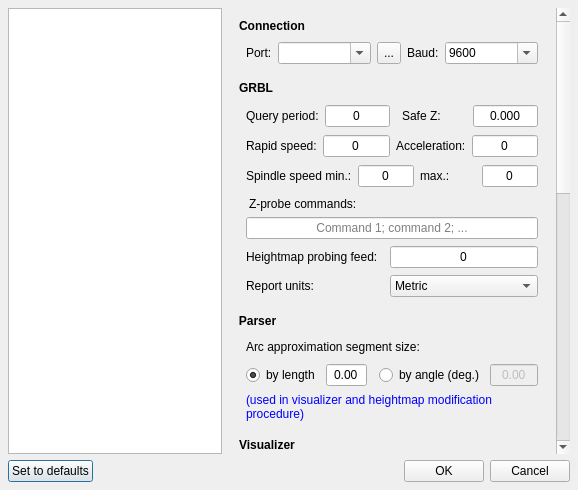
The window that frmsettings.ui (Denvi/Candle) describes before a commit, drawn with Qt 5.
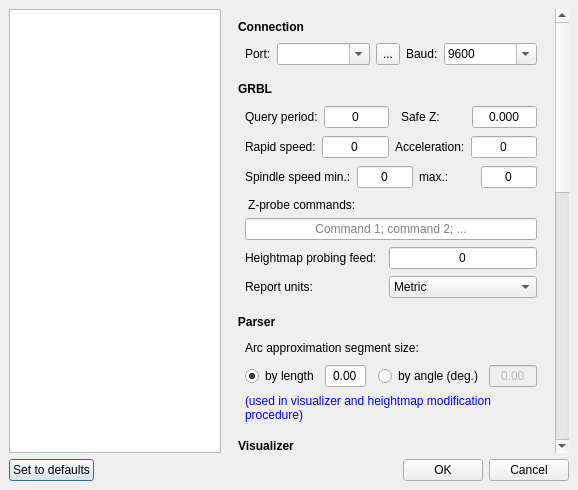
The same window after the commit. Icons and pictures are not drawn. Custom widgets are drawn as their Qt base class.

What changed in the file:
```diff
--- a/frmsettings.ui
+++ b/frmsettings.ui
@@ -34,16 +34,16 @@
   </property>
   <layout class="QVBoxLayout" name="verticalLayout_6">
    <property name="leftMargin">
-    <number>8</number>
+    <number>9</number>
    </property>
    <property name="topMargin">
-    <number>8</number>
+    <number>9</number>
    </property>
    <property name="rightMargin">
-    <number>8</number>
+    <number>9</number>
    </property>
    <property name="bottomMargin">
-    <number>8</number>
+    <number>9</number>
    </property>
    <item>
     <layout class="QHBoxLayout" name="horizontalLayout_2">
@@ -84,8 +84,8 @@
          <rect>
           <x>0</x>
           <y>0</y>
-          <width>436</width>
-          <height>1186</height>
+          <width>399</width>
+          <height>1183</height>
          </rect>
         </property>
         <layout class="QVBoxLayout" name="verticalLayout_4">
```
